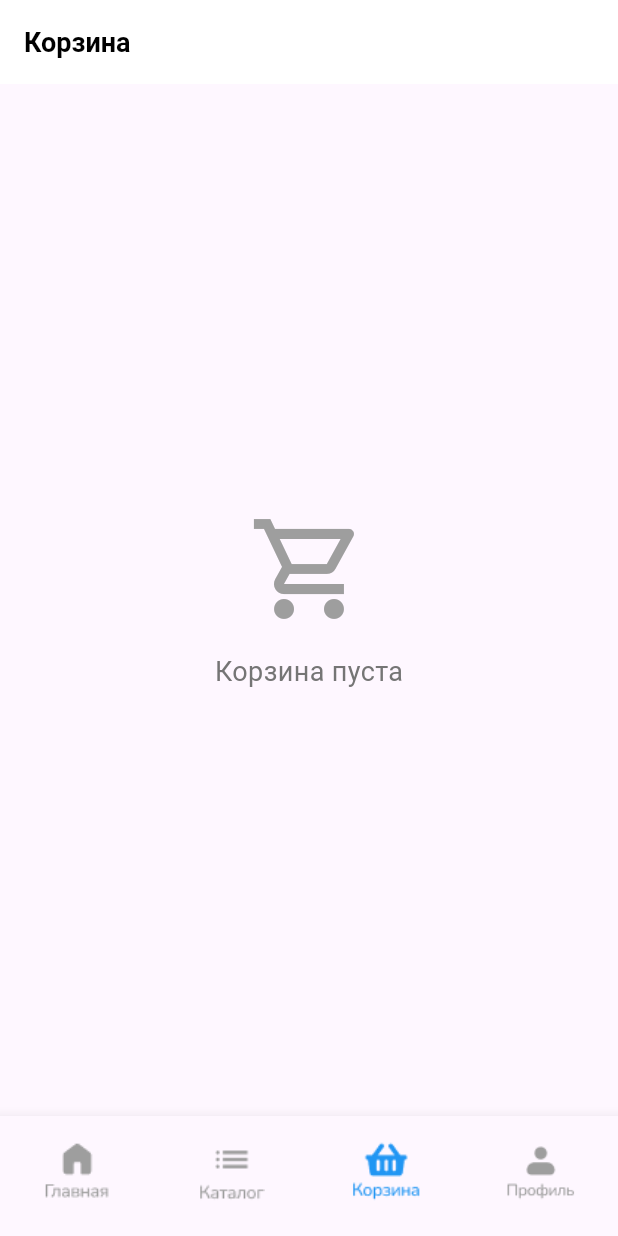
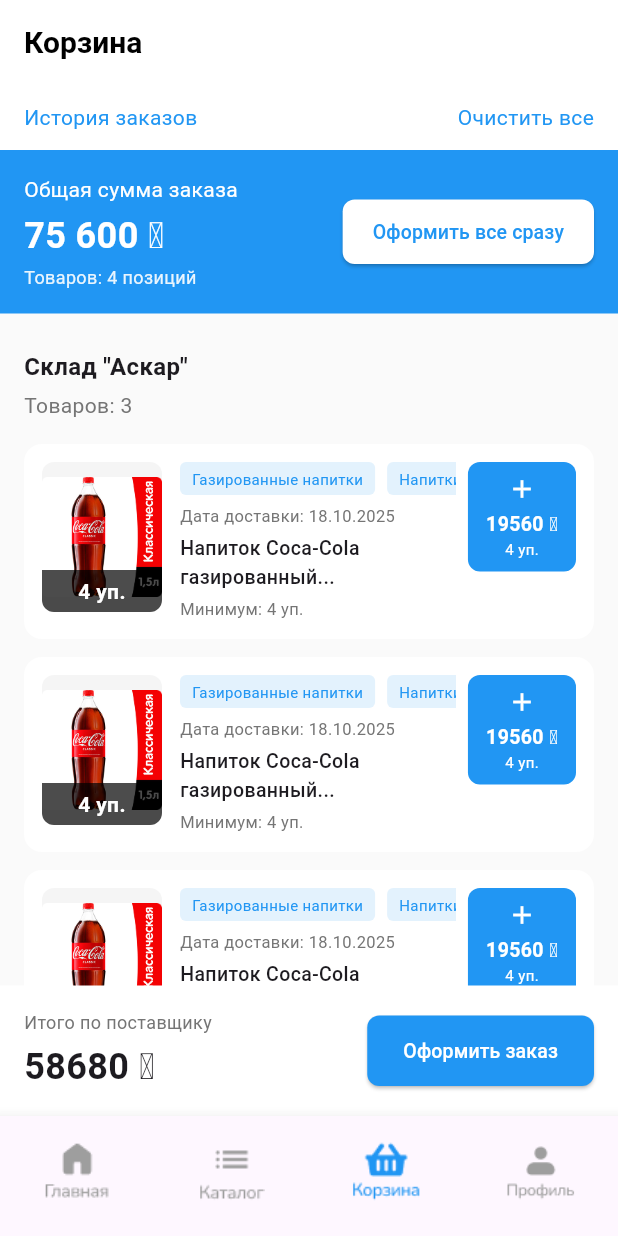
Before and after one commit to Hamsterito/wholesale-purchases, a Flutter app: the MainScreen screen opened directly, item 3 of the bottom bar chosen, on a phone screen of 412 x 824 dp. Run offline on Flutter 3.47's test engine with Material 3 defaults, Android fonts, the phone set to English and light mode, and no system bars.

Commit message:
Корзина и профиль (требуется дороботка)

```diff
--- /dev/null
+++ b/lib/home_screan/cart.dart
@@ -0,0 +1,408 @@
+import 'package:flutter/material.dart';
+
+class CartPage extends StatefulWidget {
+  const CartPage({Key? key}) : super(key: key);
+
+  @override
+  State<CartPage> createState() => _CartPageState();
+}
+
+class _CartPageState extends State<CartPage> {
+  @override
+  Widget build(BuildContext context) {
+    return Scaffold(
+      backgroundColor: Colors.grey[50],
+      appBar: AppBar(
+        backgroundColor: Colors.white,
+        elevation: 0,
+        title: Text(
+          'Корзина',
+          style: TextStyle(
+            color: Colors.black,
+            fontSize: 20,
+            fontWeight: FontWeight.w600,
+          ),
+        ),
+      ),
+      body: Column(
+        children: [
+          // Верхняя панель с историей заказов и очисткой
+          Container(
+            color: Colors.white,
+            padding: EdgeInsets.symmetric(horizontal: 16, vertical: 12),
+            child: Row(
+              mainAxisAlignment: MainAxisAlignment.spaceBetween,
+              children: [
+                Text(
+                  'История заказов',
+                  style: TextStyle(
+                    color: Colors.blue,
+                    fontSize: 14,
+                  ),
+                ),
+                Text(
+                  'Очистить все',
+                  style: TextStyle(
+                    color: Colors.blue,
+                    fontSize: 14,
+                  ),
+                ),
+              ],
+            ),
+          ),
+
+          // Синяя панель с общей суммой
+          Container(
+            color: Colors.blue,
+            padding: EdgeInsets.all(16),
+            child: Row(
+              mainAxisAlignment: MainAxisAlignment.spaceBetween,
+              children: [
+                Column(
+                  crossAxisAlignment: CrossAxisAlignment.start,
+                  children: [
+                    Text(
+                      'Общая сумма заказа',
+                      style: TextStyle(
+                        color: Colors.white,
+                        fontSize: 14,
+                      ),
+                    ),
+                    SizedBox(height: 4),
+                    Text(
+                      '75 600 ₸',
+                      style: TextStyle(
+                        color: Colors.white,
+                        fontSize: 24,
+                        fontWeight: FontWeight.bold,
+                      ),
+                    ),
+                    SizedBox(height: 2),
+                    Text(
+                      'Товаров: 4 позиций',
+                      style: TextStyle(
+                        color: Colors.white.withValues(alpha: 0.9),
+                        fontSize: 12,
+                      ),
+                    ),
+                  ],
+                ),
+                ElevatedButton(
+                  onPressed: () {},
+                  style: ElevatedButton.styleFrom(
+                    backgroundColor: Colors.white,
+                    foregroundColor: Colors.blue,
+                    padding: EdgeInsets.symmetric(horizontal: 20, vertical: 12),
+                    shape: RoundedRectangleBorder(
+                      borderRadius: BorderRadius.circular(8),
+                    ),
+                  ),
+                  child: Text(
+                    'Оформить все сразу',
+                    style: TextStyle(
+                      fontSize: 13,
+                      fontWeight: FontWeight.w500,
+                    ),
+                  ),
+                ),
+              ],
+            ),
+          ),
+
+          SizedBox(height: 8),
+
+          // Список товаров
+          Expanded(
+            child: ListView(
+              padding: EdgeInsets.all(16),
+              children: [
+                // Склад "Аскар"
+                Text(
+                  'Склад "Аскар"',
+                  style: TextStyle(
+                    fontSize: 16,
+                    fontWeight: FontWeight.w600,
+                  ),
+                ),
+                SizedBox(height: 4),
+                Text(
+                  'Товаров: 3',
+                  style: TextStyle(
+                    fontSize: 14,
+                    color: Colors.grey[600],
+                  ),
+                ),
+                SizedBox(height: 16),
+
+                // Товары
+                _buildCartItem(
+                  imageUrl: 'assets/cart_home/CocaCola.png',
+                  quantity: '4 уп.',
+                  deliveryDate: '18.10.2025',
+                  title: 'Напиток Coca-Cola газированный...',
+                  minQuantity: 'Минимум: 4 уп.',
+                  price: 19560,
+                  itemCount: 4,
+                ),
+                SizedBox(height: 12),
+
+                _buildCartItem(
+                  imageUrl: 'assets/cart_home/CocaCola.png',
+                  quantity: '4 уп.',
+                  deliveryDate: '18.10.2025',
+                  title: 'Напиток Coca-Cola газированный...',
+                  minQuantity: 'Минимум: 4 уп.',
+                  price: 19560,
+                  itemCount: 4,
+                ),
+                SizedBox(height: 12),
+
+                _buildCartItem(
+                  imageUrl: 'assets/cart_home/CocaCola.png',
+                  quantity: '4 уп.',
+                  deliveryDate: '18.10.2025',
+                  title: 'Напиток Coca-Cola газированный...',
+                  minQuantity: 'Минимум: 4 уп.',
+                  price: 19560,
+                  itemCount: 4,
+                ),
+              ],
+            ),
+          ),
+
+          // Нижняя панель с итоговой суммой
+          Container(
+            color: Colors.white,
+            padding: EdgeInsets.all(16),
+            child: Row(
+              mainAxisAlignment: MainAxisAlignment.spaceBetween,
+              children: [
+                Column(
+                  crossAxisAlignment: CrossAxisAlignment.start,
+                  children: [
+                    Text(
+                      'Итого по поставщику',
+                      style: TextStyle(
+                        fontSize: 12,
+                        color: Colors.grey[600],
+                      ),
+                    ),
+                    SizedBox(height: 4),
+                    Text(
+                      '58680 ₸',
+                      style: TextStyle(
+                        fontSize: 24,
+                        fontWeight: FontWeight.bold,
+                      ),
+                    ),
+                  ],
+                ),
+                ElevatedButton(
+                  onPressed: () {},
+                  style: ElevatedButton.styleFrom(
+                    backgroundColor: Colors.blue,
+                    foregroundColor: Colors.white,
+                    padding: EdgeInsets.symmetric(horizontal: 24, vertical: 14),
+                    shape: RoundedRectangleBorder(
+                      borderRadius: BorderRadius.circular(8),
+                    ),
+                  ),
+                  child: Text(
+                    'Оформить заказ',
+                    style: TextStyle(
+                      fontSize: 13,
+                      fontWeight: FontWeight.w500,
+                    ),
+                  ),
+                ),
+              ],
+            ),
+          ),
+        ],
+      ),
+    );
+  }
+
+  Widget _buildCartItem({
+    required String imageUrl,
+    required String quantity,
+    required String deliveryDate,
+    required String title,
+    required String minQuantity,
+    required int price,
+    required int itemCount,
+  }) {
+    return Container(
+      decoration: BoxDecoration(
+        color: Colors.white,
+        borderRadius: BorderRadius.circular(12),
+      ),
+      padding: EdgeInsets.all(12),
+      child: Row(
+        crossAxisAlignment: CrossAxisAlignment.start,
+        children: [
+          // Изображение товара с количеством
+          Stack(
+            children: [
+              Container(
+                width: 80,
+                height: 100,
+                decoration: BoxDecoration(
+                  color: Colors.grey[100],
+                  borderRadius: BorderRadius.circular(8),
+                ),
+                child: ClipRRect(
+                  borderRadius: BorderRadius.circular(8),
+                  child: Image.asset(
+                    imageUrl,
+                    fit: BoxFit.contain,
+                    errorBuilder: (context, error, stackTrace) {
+                      return Icon(
+                        Icons.image_not_supported,
+                        size: 40,
+                        color: Colors.grey[400],
+                      );
+                    },
+                  ),
+                ),
+              ),
+              Positioned(
+                left: 0,
+                right: 0,
+                bottom: 0,
+                child: Container(
+                  padding: EdgeInsets.symmetric(vertical: 4),
+                  decoration: BoxDecoration(
+                    color: Colors.black.withValues(alpha: 0.7),
+                    borderRadius: BorderRadius.only(
+                      bottomLeft: Radius.circular(8),
+                      bottomRight: Radius.circular(8),
+                    ),
+                  ),
+                  child: Text(
+                    quantity,
+                    textAlign: TextAlign.center,
+                    style: TextStyle(
+                      color: Colors.white,
+                      fontSize: 14,
+                      fontWeight: FontWeight.bold,
+                    ),
+                  ),
+                ),
+              ),
+            ],
+          ),
+
+          SizedBox(width: 12),
+
+          // Информация о товаре
+          Expanded(
+            child: Column(
+              crossAxisAlignment: CrossAxisAlignment.start,
+              children: [
+                SingleChildScrollView(
+                  scrollDirection: Axis.horizontal,
+                  child: Row(
+                    children: [
+                      Container(
+                        padding: EdgeInsets.symmetric(horizontal: 8, vertical: 4),
+                        decoration: BoxDecoration(
+                          color: Colors.blue[50],
+                          borderRadius: BorderRadius.circular(4),
+                        ),
+                        child: Text(
+                          'Газированные напитки',
+                          style: TextStyle(
+                            color: Colors.blue,
+                            fontSize: 10,
+                          ),
+                        ),
+                      ),
+                      SizedBox(width: 8),
+                      Container(
+                        padding: EdgeInsets.symmetric(horizontal: 8, vertical: 4),
+                        decoration: BoxDecoration(
+                          color: Colors.blue[50],
+                          borderRadius: BorderRadius.circular(4),
+                        ),
+                        child: Text(
+                          'Напитки',
+                          style: TextStyle(
+                            color: Colors.blue,
+                            fontSize: 10,
+                          ),
+                        ),
+                      ),
+                    ],
+                  ),
+                ),
+                SizedBox(height: 6),
+                Text(
+                  'Дата доставки: $deliveryDate',
+                  style: TextStyle(
+                    fontSize: 11,
+                    color: Colors.grey[600],
+                  ),
+                ),
+                SizedBox(height: 4),
+                Text(
+                  title,
+                  style: TextStyle(
+                    fontSize: 13,
+                    fontWeight: FontWeight.w500,
+                  ),
+                  maxLines: 2,
+                  overflow: TextOverflow.ellipsis,
+                ),
+                SizedBox(height: 4),
+                Text(
+                  minQuantity,
+                  style: TextStyle(
+                    fontSize: 11,
+                    color: Colors.grey[600],
+                  ),
+                ),
+              ],
+            ),
+          ),
+
+          SizedBox(width: 8),
+
+          // Кнопка с ценой
+          Container(
+            padding: EdgeInsets.symmetric(horizontal: 12, vertical: 8),
+            decoration: BoxDecoration(
+              color: Colors.blue,
+              borderRadius: BorderRadius.circular(8),
+            ),
+            child: Column(
+              children: [
+                Icon(
+                  Icons.add,
+                  color: Colors.white,
+                  size: 20,
+                ),
+                SizedBox(height: 4),
+                Text(
+                  '$price ₸',
+                  style: TextStyle(
+                    color: Colors.white,
+                    fontSize: 13,
+                    fontWeight: FontWeight.bold,
+                  ),
+                ),
+                Text(
+                  '$itemCount уп.',
+                  style: TextStyle(
+                    color: Colors.white,
+                    fontSize: 10,
+                  ),
+                ),
+              ],
+            ),
+          ),
+        ],
+      ),
+    );
+  }
+}
--- a/lib/main_screen.dart
+++ b/lib/main_screen.dart
@@ -1,6 +1,8 @@
 import 'package:flutter/material.dart';
 import 'home_screan/home.dart';
 import 'home_screan/catalog.dart';
+import 'home_screan/cart.dart';
+import 'home_screan/profile.dart';
 import 'widgets/bottom_nav.dart';
 
 class MainScreen extends StatefulWidget {
@@ -13,12 +15,11 @@ class MainScreen extends StatefulWidget {
 class _MainScreenState extends State<MainScreen> {
   int _selectedIndex = 0;
 
-  // Список страниц
   final List<Widget> _pages = [
     const HomePage(),
     const CatalogPage(),
-    const CartPage(), // Заглушка для корзины
-    const ProfilePage(), // Заглушка для профиля
+    const CartPage(),
+    const ProfilePage(),
   ];
 
   void _onItemTapped(int index) {
@@ -38,80 +39,3 @@ class _MainScreenState extends State<MainScreen> {
     );
   }
 }
-
-// Временные заглушки для страниц Корзина и Профиль
-class CartPage extends StatelessWidget {
-  const CartPage({Key? key}) : super(key: key);
-
-  @override
-  Widget build(BuildContext context) {
-    return Scaffold(
-      appBar: AppBar(
-        backgroundColor: Colors.white,
-        elevation: 0,
-        title: Text(
-          'Корзина',
-          style: TextStyle(
-            color: Colors.black,
-            fontSize: 18,
-            fontWeight: FontWeight.w600,
-          ),
-        ),
-      ),
-      body: Center(
-        child: Column(
-          mainAxisAlignment: MainAxisAlignment.center,
-          children: [
-            Icon(Icons.shopping_cart_outlined, size: 80, color: Colors.grey),
-            SizedBox(height: 16),
-            Text(
-              'Корзина пуста',
-              style: TextStyle(
-                fontSize: 18,
-                color: Colors.grey[600],
-              ),
-            ),
-          ],
-        ),
-      ),
-    );
-  }
-}
-
-class ProfilePage extends StatelessWidget {
-  const ProfilePage({Key? key}) : super(key: key);
-
-  @override
-  Widget build(BuildContext context) {
-    return Scaffold(
-      appBar: AppBar(
-        backgroundColor: Colors.white,
-        elevation: 0,
-        title: Text(
-          'Профиль',
-          style: TextStyle(
-            color: Colors.black,
-            fontSize: 18,
-            fontWeight: FontWeight.w600,
-          ),
-        ),
-      ),
-      body: Center(
-        child: Column(
-          mainAxisAlignment: MainAxisAlignment.center,
-          children: [
-            Icon(Icons.person_outline, size: 80, color: Colors.grey),
-            SizedBox(height: 16),
-            Text(
-              'Профиль пользователя',
-              style: TextStyle(
-                fontSize: 18,
-                color: Colors.grey[600],
-              ),
-            ),
-          ],
-        ),
-      ),
-    );
-  }
-}
```
Also changed, not shown: lib/home_screan/profile.dart (added, +249 -0 lines).
